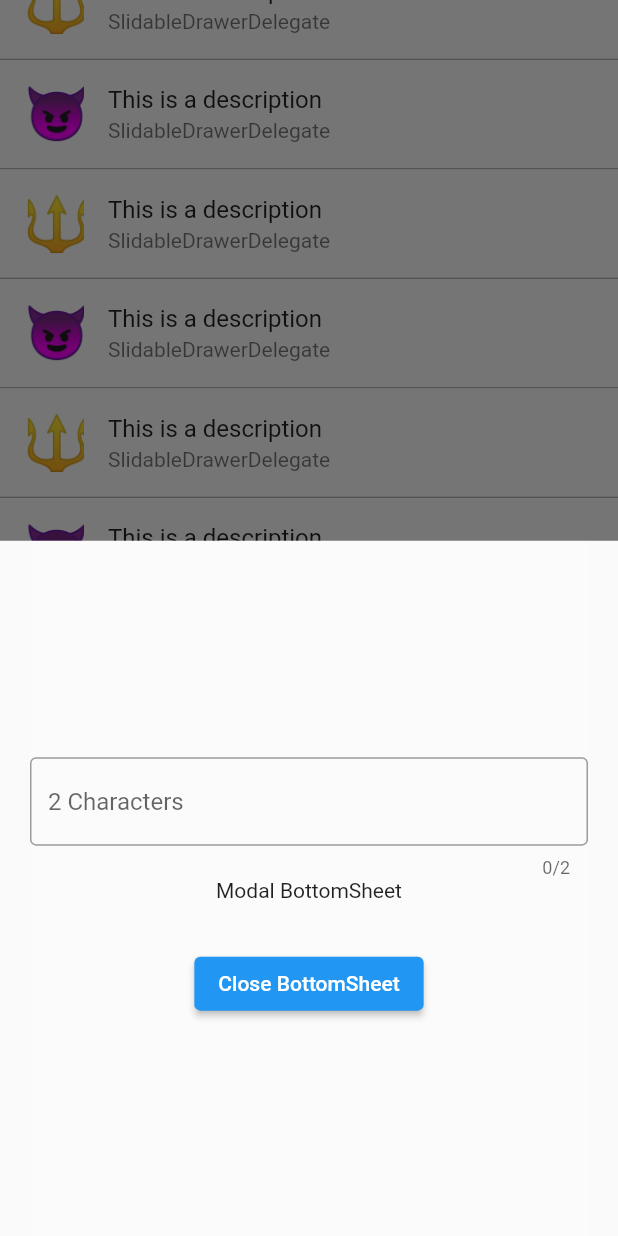
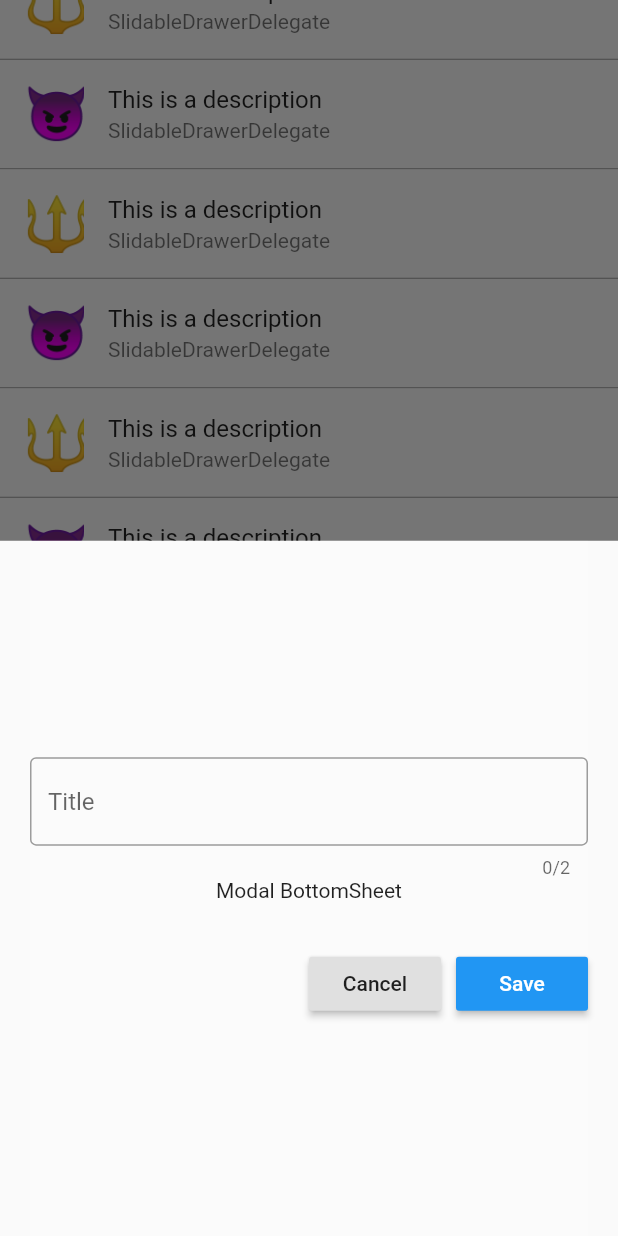
Before and after one commit to riodw/flutter.smRemote, a Flutter app: the screen it shows after launch, scrolled down 252 dp, after a tap on "New", on a phone screen of 412 x 824 dp. Run offline on Flutter 3.47's test engine with Material 2 defaults, Android fonts, the phone set to English and light mode, and no system bars; drawn by our look-alikes of flutter_slidable.

Commit message:
save button working;

```diff
--- a/lib/main.dart
+++ b/lib/main.dart
@@ -118,6 +118,15 @@ class _MyHomePageState extends State<MyHomePage> {
       'description': 'This is a description',
     },
   ];
+
+  final myController = TextEditingController();
+
+  @override
+  void dispose() {
+    // Clean up the controller when the widget is disposed.
+    myController.dispose();
+    super.dispose();
+  }
 
   @override
   Widget build(BuildContext context) {
@@ -246,20 +255,50 @@ class _MyHomePageState extends State<MyHomePage> {
                                   mainAxisAlignment: MainAxisAlignment.center,
                                   mainAxisSize: MainAxisSize.min,
                                   children: <Widget>[
-                                    TextField(
+                                    TextFormField(
                                       maxLength: 2,
-                                      decoration: InputDecoration(
+                                      controller: myController,
+                                      decoration: const InputDecoration(
                                         border: const OutlineInputBorder(),
-                                        hintText: '2 Characters',
+                                        suffix: Text('2 Character Max'),
+                                        hintText: 'Title',
                                       ),
                                     ),
                                     const Text('Modal BottomSheet'),
-                                    SizedBox(
+                                    const SizedBox(
                                       height: 30,
                                     ),
-                                    ElevatedButton(
-                                      onPressed: () => Navigator.pop(context),
-                                      child: const Text('Close BottomSheet'),
+                                    Row(
+                                      textDirection: TextDirection.rtl,
+                                      children: [
+                                        RaisedButton(
+                                          onPressed: () {
+                                            setState(() {
+                                              commands.add(
+                                                {
+                                                  'id': 0,
+                                                  'name': myController.text,
+                                                  'description':
+                                                      'This is a description',
+                                                },
+                                              );
+                                              Navigator.pop(context);
+                                            });
+                                            // print(myController.text);
+                                          },
+                                          color: Colors.blue,
+                                          textColor: Colors.white,
+                                          child: const Text('Save'),
+                                        ),
+                                        const SizedBox(
+                                          width: 10,
+                                        ),
+                                        RaisedButton(
+                                          onPressed: () =>
+                                              Navigator.pop(context),
+                                          child: const Text('Cancel'),
+                                        ),
+                                      ],
                                     ),
                                   ],
                                 ),
```
